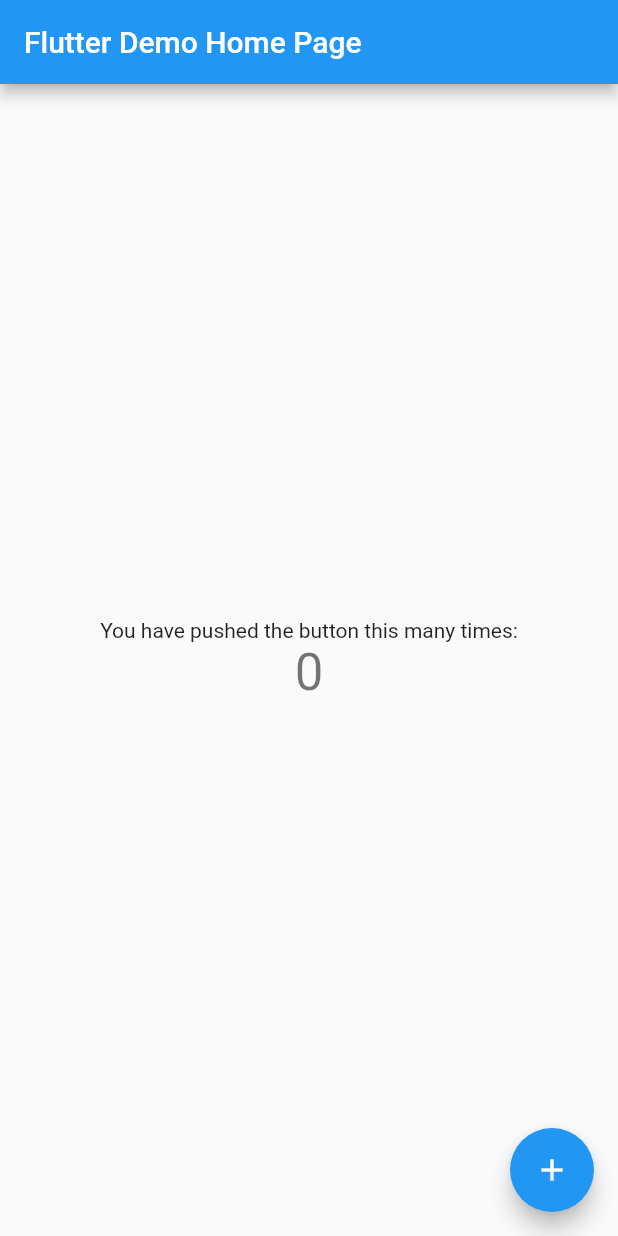
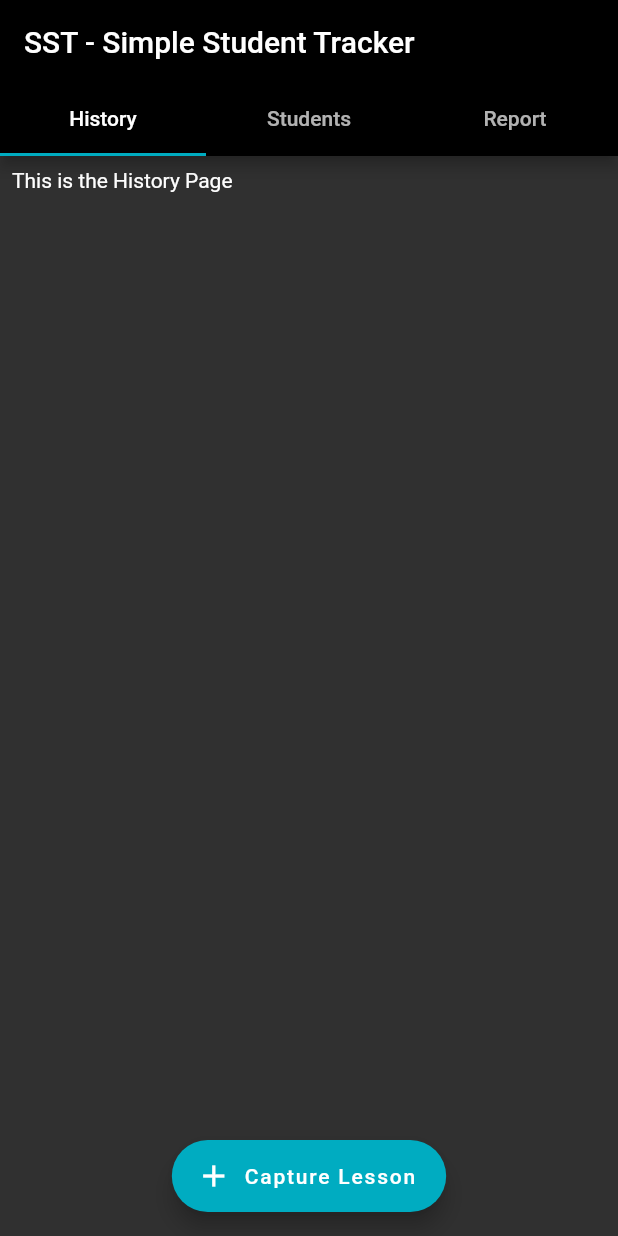
Before and after one commit to nithin-seenivasan/STT-Simple-Teaching-Tracker, a Flutter app: the screen it shows after launch, on a phone screen of 412 x 824 dp. Run offline on Flutter 3.47's test engine with Material 2 defaults, Android fonts, the phone set to English and light mode, and no system bars.

Commit message:
Changelog: Created basic structure with all pages as placeholders (a skeleton app) Installed all necessary packages Created routes and use routes everywhere Defined basic app colour template

```diff
--- a/lib/main.dart
+++ b/lib/main.dart
@@ -1,117 +1,76 @@
 import 'package:flutter/material.dart';
+import 'package:private_teaching_tracker/screens/capture_lessons.dart';
+import 'package:private_teaching_tracker/screens/history.dart';
+import 'package:private_teaching_tracker/screens/reports.dart';
+import 'package:private_teaching_tracker/screens/students_all.dart';
+import 'package:private_teaching_tracker/screens/students_landing.dart';
+import 'package:private_teaching_tracker/screens/students_new.dart';
 
 void main() {
-  runApp(MyApp());
+  runApp(MaterialApp(
+    home: Home(),
+    theme: ThemeData(
+      brightness: Brightness.dark,
+      primaryColor: Colors.black,
+      accentColor: Colors.cyan[600],
+    ),
+    routes: {
+      'home': (context) => Home(),
+      'newStudent': (context) => NewStudent(),
+      'allStudents': (context) => AllStudents(),
+      'captureLessons': (context) => CaptureLessons(),
+    },
+  ));
 }
 
-class MyApp extends StatelessWidget {
-  // This widget is the root of your application.
+class Home extends StatelessWidget {
   @override
   Widget build(BuildContext context) {
-    return MaterialApp(
-      title: 'Flutter Demo',
-      theme: ThemeData(
-        // This is the theme of your application.
-        //
-        // Try running your application with "flutter run". You'll see the
-        // application has a blue toolbar. Then, without quitting the app, try
-        // changing the primarySwatch below to Colors.green and then invoke
-        // "hot reload" (press "r" in the console where you ran "flutter run",
-        // or simply save your changes to "hot reload" in a Flutter IDE).
-        // Notice that the counter didn't reset back to zero; the application
-        // is not restarted.
-        primarySwatch: Colors.blue,
-        // This makes the visual density adapt to the platform that you run
-        // the app on. For desktop platforms, the controls will be smaller and
-        // closer together (more dense) than on mobile platforms.
-        visualDensity: VisualDensity.adaptivePlatformDensity,
+    return DefaultTabController(
+      length: 3,
+      child: Scaffold(
+        floatingActionButtonLocation: FloatingActionButtonLocation.centerFloat,
+        floatingActionButton: FloatingActionButton.extended(
+          onPressed: () {
+            //Navigator.of(context).pushNamed('captureLessons');
+            Navigator.pushNamed(context, 'captureLessons');
+            // Navigator.push(
+            //   context,
+            //   new MaterialPageRoute(
+            //     builder: (context) => CaptureLessons(),
+            //   ),
+            // );
+          },
+          icon: Icon(Icons.add),
+          label: Text("Capture Lesson"),
+        ),
+        appBar: AppBar(
+          bottom: TabBar(
+            tabs: [
+              Tab(
+                //icon: Icon(Icons.assessment_outlined),
+                text: 'History',
+              ),
+              Tab(
+                //icon: Icon(Icons.person),
+                text: 'Students',
+              ),
+              Tab(
+                //icon: Icon(Icons.attach_file),
+                text: 'Report',
+              )
+            ],
+          ),
+          title: Text('SST - Simple Student Tracker'),
+        ),
+        body: TabBarView(
+          children: [
+            TeachingHistory(),
+            StudentsLandingPage(),
+            GenerateReports(),
+          ],
+        ),
       ),
-      home: MyHomePage(title: 'Flutter Demo Home Page'),
     );
   }
 }
-
-class MyHomePage extends StatefulWidget {
-  MyHomePage({Key key, this.title}) : super(key: key);
-
-  // This widget is the home page of your application. It is stateful, meaning
-  // that it has a State object (defined below) that contains fields that affect
-  // how it looks.
-
-  // This class is the configuration for the state. It holds the values (in this
-  // case the title) provided by the parent (in this case the App widget) and
-  // used by the build method of the State. Fields in a Widget subclass are
-  // always marked "final".
-
-  final String title;
-
-  @override
-  _MyHomePageState createState() => _MyHomePageState();
-}
-
-class _MyHomePageState extends State<MyHomePage> {
-  int _counter = 0;
-
-  void _incrementCounter() {
-    setState(() {
-      // This call to setState tells the Flutter framework that something has
-      // changed in this State, which causes it to rerun the build method below
-      // so that the display can reflect the updated values. If we changed
-      // _counter without calling setState(), then the build method would not be
-      // called again, and so nothing would appear to happen.
-      _counter++;
-    });
-  }
-
-  @override
-  Widget build(BuildContext context) {
-    // This method is rerun every time setState is called, for instance as done
-    // by the _incrementCounter method above.
-    //
-    // The Flutter framework has been optimized to make rerunning build methods
-    // fast, so that you can just rebuild anything that needs updating rather
-    // than having to individually change instances of widgets.
-    return Scaffold(
-      appBar: AppBar(
-        // Here we take the value from the MyHomePage object that was created by
-        // the App.build method, and use it to set our appbar title.
-        title: Text(widget.title),
-      ),
-      body: Center(
-        // Center is a layout widget. It takes a single child and positions it
-        // in the middle of the parent.
-        child: Column(
-          // Column is also a layout widget. It takes a list of children and
-          // arranges them vertically. By default, it sizes itself to fit its
-          // children horizontally, and tries to be as tall as its parent.
-          //
-          // Invoke "debug painting" (press "p" in the console, choose the
-          // "Toggle Debug Paint" action from the Flutter Inspector in Android
-          // Studio, or the "Toggle Debug Paint" command in Visual Studio Code)
-          // to see the wireframe for each widget.
-          //
-          // Column has various properties to control how it sizes itself and
-          // how it positions its children. Here we use mainAxisAlignment to
-          // center the children vertically; the main axis here is the vertical
-          // axis because Columns are vertical (the cross axis would be
-          // horizontal).
-          mainAxisAlignment: MainAxisAlignment.center,
-          children: <Widget>[
-            Text(
-              'You have pushed the button this many times:',
-            ),
-            Text(
-              '$_counter',
-              style: Theme.of(context).textTheme.headline4,
-            ),
-          ],
-        ),
-      ),
-      floatingActionButton: FloatingActionButton(
-        onPressed: _incrementCounter,
-        tooltip: 'Increment',
-        child: Icon(Icons.add),
-      ), // This trailing comma makes auto-formatting nicer for build methods.
-    );
-  }
-}
--- /dev/null
+++ b/lib/screens/history.dart
@@ -0,0 +1,18 @@
+import 'package:flutter/material.dart';
+
+class TeachingHistory extends StatefulWidget {
+  @override
+  _TeachingHistoryState createState() => _TeachingHistoryState();
+}
+
+class _TeachingHistoryState extends State<TeachingHistory> {
+  @override
+  Widget build(BuildContext context) {
+    return Container(
+      child: Padding(
+        padding: const EdgeInsets.all(8.0),
+        child: Text("This is the History Page"),
+      ),
+    );
+  }
+}
--- a/pubspec.yaml
+++ b/pubspec.yaml
@@ -21,6 +21,9 @@ environment:
   sdk: ">=2.7.0 <3.0.0"
 
 dependencies:
+  sqflite: ^2.0.0+3
+  path_provider: ^2.0.1
+
   flutter:
     sdk: flutter
 
```
Also changed, not shown: lib/screens/capture_lessons.dart (added, +15 -0 lines), lib/screens/reports.dart (added, +18 -0 lines), lib/screens/students_all.dart (added, +15 -0 lines), lib/screens/students_landing.dart (added, +29 -0 lines), lib/screens/students_new.dart (added, +15 -0 lines), pubspec.lock, 2 other files.
